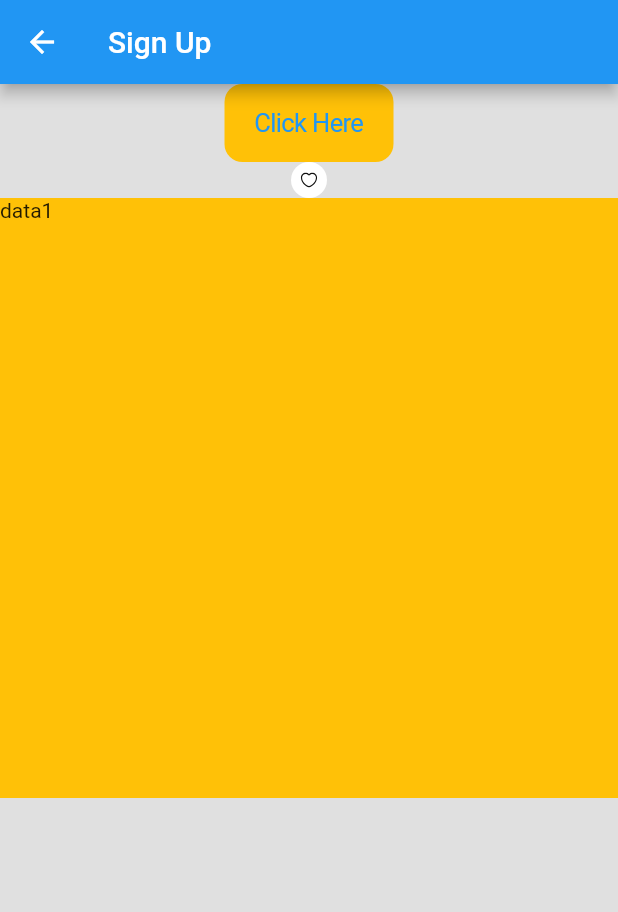
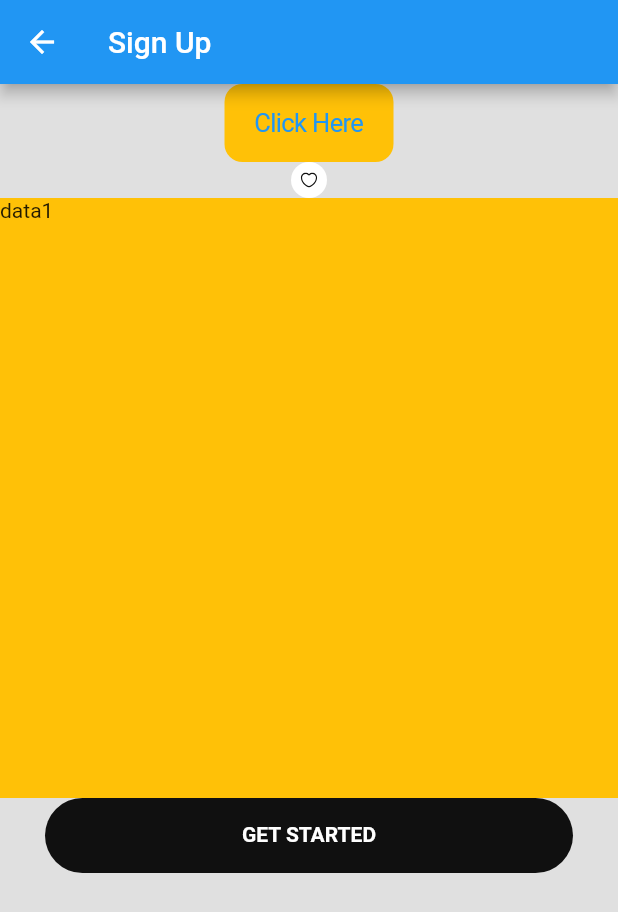
Before and after one commit to LinhNguyenVan15/AppShoesly_Flutter, a Flutter app: the screen it shows after launch, after a tap on "GET STARTED", on a phone screen of 412 x 824 dp. Shown: the top 912 px of the screen. Run offline on Flutter 3.47's test engine with Material 2 defaults, Android fonts, the phone set to English and light mode, and no system bars; our stand-ins replace flutter_svg.

Commit message:
finish session 04

```diff
--- a/lib/main.dart
+++ b/lib/main.dart
@@ -1,12 +1,20 @@
 import 'package:flutter/material.dart';
-import 'package:linhtest/src/features/onboarding_screen.dart';
-
+import 'package:linhtest/src/features/onboarding_screen/onboarding_screen.dart';
 
 void main() {
-  runApp(
-    const MaterialApp(
-      debugShowCheckedModeBanner: false,
-      home: OnBoardingScreen(),
+  runApp(MaterialApp(
+    debugShowCheckedModeBanner: false,
+    home: const OnBoardingScreen(),
+    theme: ThemeData(
+      elevatedButtonTheme: ElevatedButtonThemeData(
+        style: ElevatedButton.styleFrom(
+            padding: const EdgeInsets.all(16),
+            primary: const Color(0xff101010),
+            textStyle: const TextStyle(fontSize: 20),
+            shape: RoundedRectangleBorder(
+              borderRadius: BorderRadius.circular(100),
+            )),
+      ),
     ),
-  );
+  ));
 }
--- a/lib/src/features/onboarding_screen.dart
+++ b/lib/src/features/onboarding_screen/onboarding_screen.dart
@@ -1,7 +1,7 @@
 import 'package:flutter/material.dart';
 import 'package:linhtest/src/features/sign_up/sign_up_screen.dart';
-import '../components/constants/image_constants.dart';
-import '../components/widgets/mybutton_social.dart';
+import '../../components/constants/image_constants.dart';
+import '../../components/widgets/mybutton_social.dart';
 
 class OnBoardingScreen extends StatefulWidget {
   const OnBoardingScreen({
@@ -58,16 +58,11 @@ class _OnBoardingScreenState extends State<OnBoardingScreen> {
               Padding(
                 padding: const EdgeInsets.symmetric(horizontal: 30)
                     .copyWith(bottom: 20),
-                child: GestureDetector(
-                  onTap: _onTapGetStart,
-                  child: Container(
+                child: SizedBox(
                   width: double.infinity,
                   height: 50,
-                    decoration: BoxDecoration(
-                        borderRadius: BorderRadius.circular(100),
-                        color: const Color(0xff101010)),
-                    child: Padding(
-                      padding: const EdgeInsets.all(16),
+                  child: ElevatedButton(
+                    onPressed: _onTapGetStart,
                     child: Text(
                       "Get Started".toUpperCase(),
                       textAlign: TextAlign.center,
@@ -75,7 +70,6 @@ class _OnBoardingScreenState extends State<OnBoardingScreen> {
                         fontSize: 14,
                         fontWeight: FontWeight.w700,
                         color: Color(0xffFFFFFF),
-                        ),
                       ),
                     ),
                   ),
--- a/lib/src/features/sign_up/sign_up_screen.dart
+++ b/lib/src/features/sign_up/sign_up_screen.dart
@@ -20,8 +20,8 @@ class _SignUpScreenState extends State<SignUpScreen> {
       body: Column(
         children: [
           Center(
-             child: CupertinoButton(
-              child: Text("Click Here"),
+             child:  CupertinoButton(
+                child:  Text("Click Here"),
               onPressed: () {
                 Navigator.of(context).pop();
               },
@@ -34,7 +34,7 @@ class _SignUpScreenState extends State<SignUpScreen> {
             child: PageView(
               children: [
                 Container(
-                  child: Text("data1"),
+                  child:  Text("data1"),
                   color: Colors.amber,
                 ),
                 Container(
@@ -47,7 +47,33 @@ class _SignUpScreenState extends State<SignUpScreen> {
                 )
               ],
             ),
-          )
+          ),
+          Padding(
+            padding: const EdgeInsets.symmetric(horizontal: 30)
+                .copyWith(bottom: 20),
+            child: InkWell(
+              onTap: (){},
+              child: Container(
+                width: double.infinity,
+                height: 50,
+                decoration: BoxDecoration(
+                    borderRadius: BorderRadius.circular(100),
+                    color: const Color(0xff101010)),
+                child: Padding(
+                  padding: const EdgeInsets.all(16),
+                  child: Text(
+                    "Get Started".toUpperCase(),
+                    textAlign: TextAlign.center,
+                    style: const TextStyle(
+                      fontSize: 14,
+                      fontWeight: FontWeight.w700,
+                      color: Color(0xffFFFFFF),
+                    ),
+                  ),
+                ),
+              ),
+            ),
+          ),
         ],
       ),
     );
```
Lines whose indentation alone changed are shown as unchanged.
